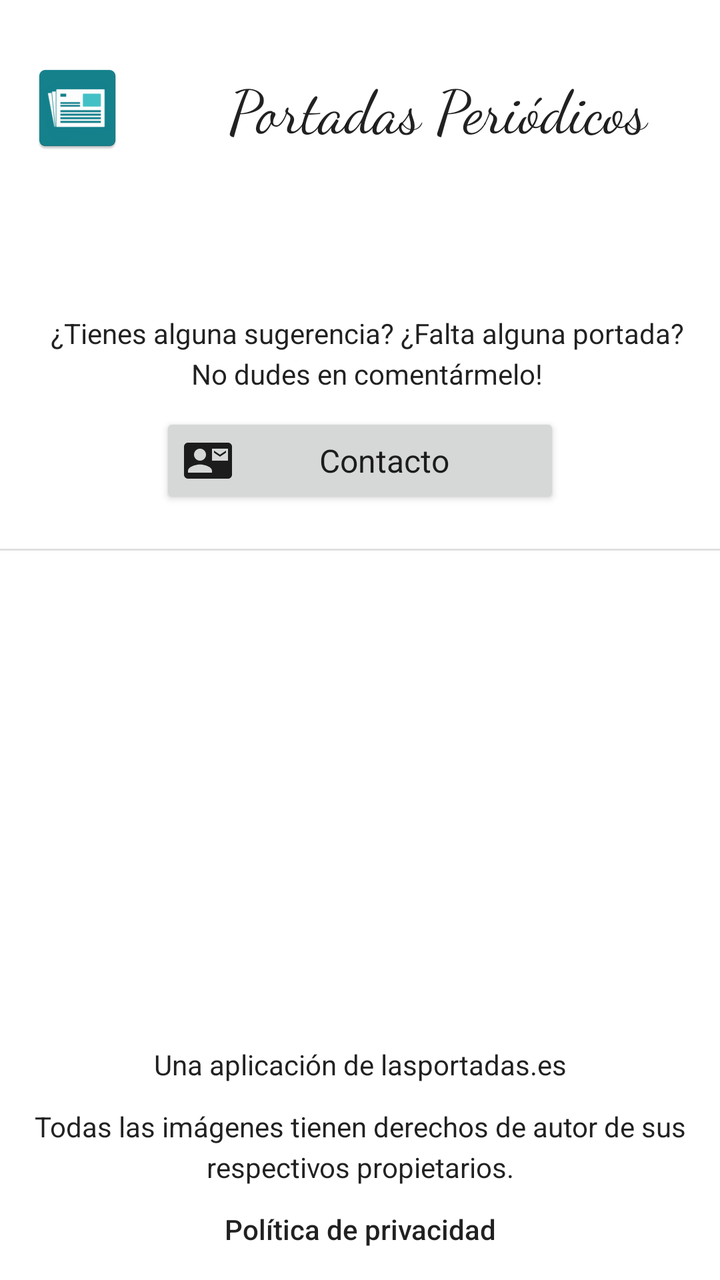
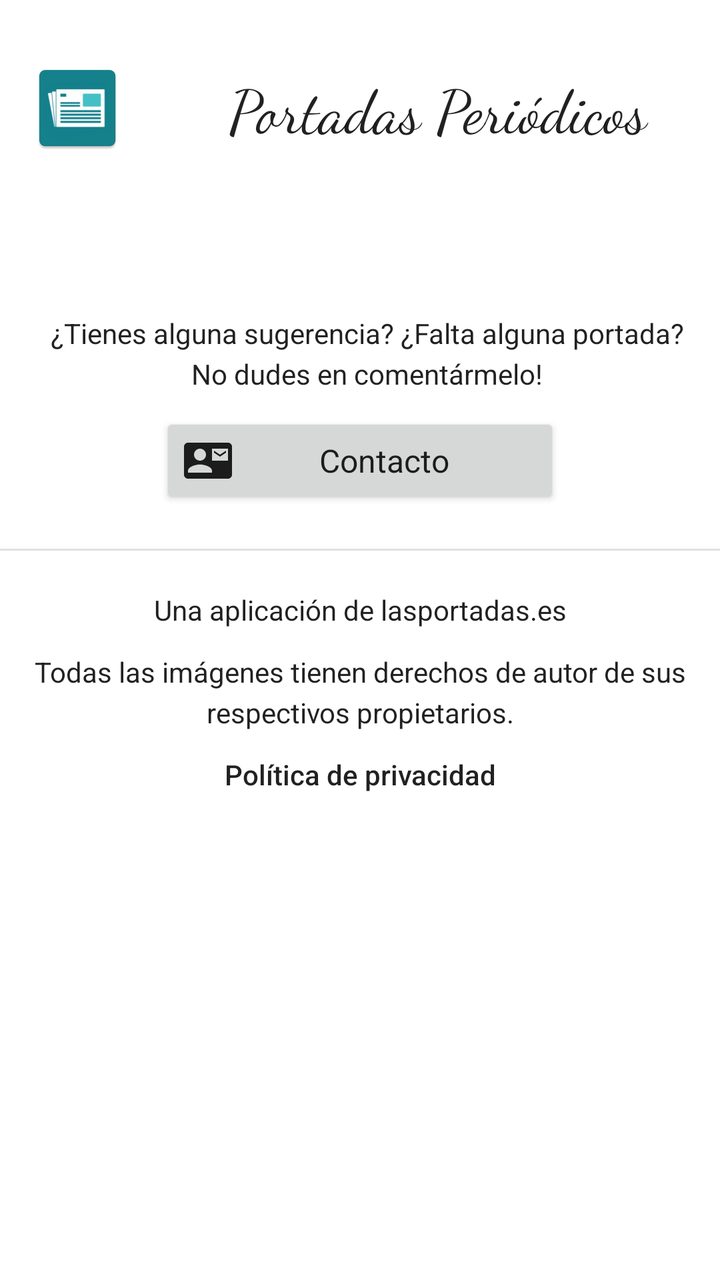

Screens rendered from an Android XML layout before and after an edit, with the pre-edit source and the edit as a unified diff.
<!-- AndroidManifest.xml: application theme AppTheme -->
<!-- res/layout/about.xml -->
<?xml version="1.0" encoding="utf-8"?>
<LinearLayout xmlns:android="http://schemas.android.com/apk/res/android"
    xmlns:app="http://schemas.android.com/apk/res-auto"
    xmlns:tools="http://schemas.android.com/tools"
    android:layout_width="match_parent"
    android:layout_height="match_parent"
    android:gravity="center_horizontal"
    android:orientation="vertical">

    <LinearLayout
        android:layout_width="match_parent"
        android:layout_height="wrap_content"
        android:layout_marginTop="30dp"
        android:orientation="horizontal">

        <ImageView
            android:layout_width="wrap_content"
            android:layout_height="wrap_content"
            android:layout_weight="2"
            android:contentDescription="appIcon"
            app:srcCompat="@mipmap/news_icon"
            tools:ignore="HardcodedText" />

        <TextView
            android:layout_width="wrap_content"
            android:layout_height="match_parent"
            android:layout_weight="5"
            android:gravity="center"
            android:text="@string/app_full_name"
            android:textAllCaps="false"
            android:textAppearance="@style/ActionBar.nameText" />
    </LinearLayout>

    <TextView
        android:id="@+id/appVersion"
        android:layout_width="match_parent"
        android:layout_height="29dp"
        android:layout_marginTop="20dp"
        android:layout_marginBottom="20dp"
        android:gravity="center_horizontal" />

    <Space
        android:layout_width="match_parent"
        android:layout_height="10dp" />

    <TextView
        android:layout_width="match_parent"
        android:layout_height="wrap_content"
        android:gravity="center_horizontal"
        android:lineSpacingExtra="4sp"
        android:text="@string/about_desc"
        android:textAllCaps="false"
        android:textAppearance="@style/TextAppearance.AppCompat.Body1" />

    <Space
        android:layout_width="match_parent"
        android:layout_height="10dp" />

    <androidx.appcompat.widget.AppCompatButton
        android:id="@+id/contact"
        android:layout_width="200dp"
        android:layout_height="wrap_content"
        android:drawableStart="@drawable/ic_contact_mail_black_24dp"
        android:drawableLeft="@drawable/ic_contact_mail_black_24dp"
        android:text="@string/contact"
        android:textAppearance="@style/TextAppearance.AppCompat.SearchResult.Subtitle" />

    <Space
        android:layout_width="match_parent"
        android:layout_height="20dp" />

    <View
        android:layout_width="match_parent"
        android:layout_height="1dp"
        android:background="?android:attr/listDivider" />

























    <LinearLayout
        android:layout_width="match_parent"
        android:layout_height="match_parent"
        android:gravity="bottom"
        android:orientation="vertical">

        <Space
            android:layout_width="match_parent"
            android:layout_height="20dp" />

        <TextView
            android:id="@+id/appSource"
            android:layout_width="match_parent"
            android:layout_height="wrap_content"
            android:layout_marginLeft="16dp"
            android:layout_marginRight="16dp"
            android:layout_marginBottom="8dp"
            android:gravity="center_horizontal"
            android:lineSpacingExtra="4sp"
            android:text="@string/appSource"
            android:textAllCaps="false"
            android:textAppearance="@style/TextAppearance.AppCompat.Body1" />

        <TextView
            android:layout_width="match_parent"
            android:layout_height="wrap_content"
            android:layout_marginLeft="16dp"
            android:layout_marginTop="4dp"
            android:layout_marginRight="16dp"
            android:layout_marginBottom="8dp"
            android:gravity="center_horizontal"
            android:lineSpacingExtra="4sp"
            android:text="@string/copyright"
            android:textAllCaps="false"
            android:textAppearance="@style/TextAppearance.AppCompat.Body1" />

        <TextView
            android:id="@+id/privacy_policy"
            android:layout_width="match_parent"
            android:layout_height="wrap_content"
            android:layout_marginLeft="16dp"
            android:layout_marginTop="4dp"
            android:layout_marginRight="16dp"
            android:layout_marginBottom="16dp"
            android:autoLink="web"
            android:gravity="center_horizontal"
            android:lineSpacingExtra="4sp"
            android:linksClickable="true"
            android:text="@string/privacy_policy"
            android:textAllCaps="false"
            android:textAppearance="@style/TextAppearance.AppCompat.Body2" />

    </LinearLayout>

</LinearLayout>
<!-- resources referenced by this layout -->
<resources>
  <!-- drawable ic_contact_mail_black_24dp (drawable) -->
  <vector xmlns:android="http://schemas.android.com/apk/res/android"
          android:width="24dp"
          android:height="24dp"
          android:viewportWidth="24.0"
          android:viewportHeight="24.0">
      <path
          android:fillColor="?attr/actionMenuTextColor"
          android:pathData="M21,8L21,7l-3,2 -3,-2v1l3,2 3,-2zM22,3L2,3C0.9,3 0,3.9 0,5v14c0,1.1 0.9,2 2,2h20c1.1,0 1.99,-0.9 1.99,-2L24,5c0,-1.1 -0.9,-2 -2,-2zM8,6c1.66,0 3,1.34 3,3s-1.34,3 -3,3 -3,-1.34 -3,-3 1.34,-3 3,-3zM14,18L2,18v-1c0,-2 4,-3.1 6,-3.1s6,1.1 6,3.1v1zM22,12h-8L14,6h8v6z"/>
  </vector>
  <!-- mipmap news_icon: png bitmap (mipmap-hdpi, 1769 bytes) -->
  <string name="about_desc">\t¿Tienes alguna sugerencia? ¿Falta alguna portada?\n\tNo dudes en comentármelo!</string>
  <string name="appSource">Una aplicación de lasportadas.es</string>
  <string name="app_full_name">Portadas Periódicos</string>
  <string name="contact">Contacto</string>
  <string name="copyright">Todas las imágenes tienen derechos de autor de sus respectivos propietarios.</string>
  <string name="privacy_policy">Política de privacidad</string>
  <style name="ActionBar.nameText" parent="TextAppearance.AppCompat.Widget.ActionBar.Title">
          <item name="android:textSize">30sp</item>
          <item name="android:fontFamily">cursive</item>
      </style>
  <style name="AppTheme" parent="Theme.MaterialComponents.Light.Bridge">
          
          <item name="colorPrimary">@color/colorPrimary</item>
          <item name="colorPrimaryDark">@color/colorPrimaryDark</item>
          <item name="colorAccent">@android:color/holo_green_dark</item>
          <item name="materialCalendarStyle">@style/Widget.MaterialComponents.MaterialCalendar</item>
          <item name="materialCalendarFullscreenTheme">@style/ThemeOverlay.MaterialComponents.MaterialCalendar.Fullscreen</item>
          <item name="materialCalendarTheme">@style/ThemeOverlay.MaterialComponents.MaterialCalendar</item>
          <item name="android:windowActionBar">false</item>
          <item name="windowNoTitle">true</item>
          <item name="android:windowAnimationStyle">@style/WindowAnimationTransition</item>
      </style>
  <color name="colorPrimary">#00A391</color>
  <color name="colorPrimaryDark">#4A4A4A</color>
  <style name="WindowAnimationTransition">
          <item name="android:windowEnterAnimation">@android:anim/fade_in</item>
          <item name="android:windowExitAnimation">@android:anim/fade_out</item>
      </style>
</resources>

<!-- the commit's change to res/layout/about.xml (unified diff, before → after) -->
@@ -101,7 +101,6 @@
     <LinearLayout
         android:layout_width="match_parent"
         android:layout_height="match_parent"
-        android:gravity="bottom"
         android:orientation="vertical">
 
         <Space
